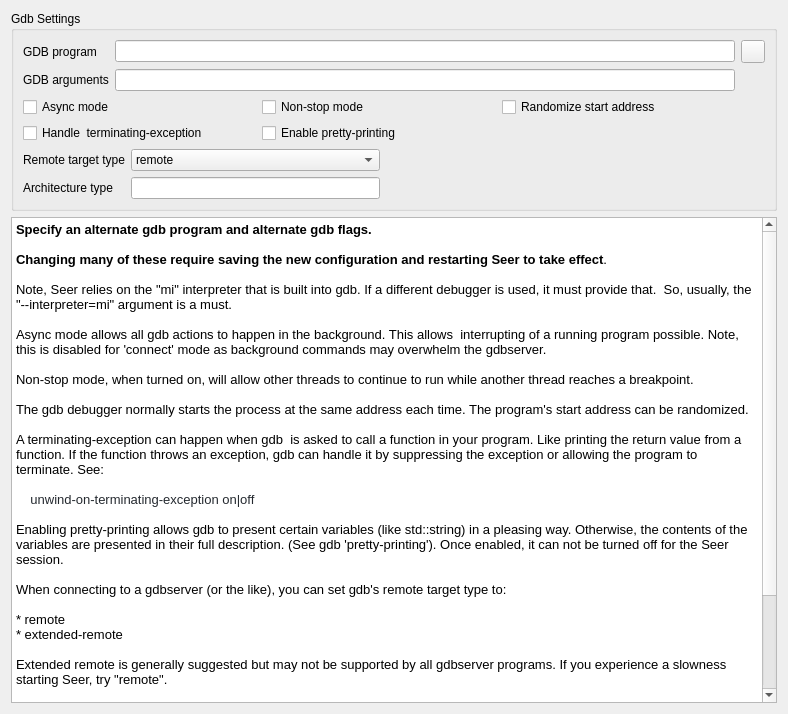
Old version of the form src/SeerGdbConfigPage.ui in the repository epasveer/seer.
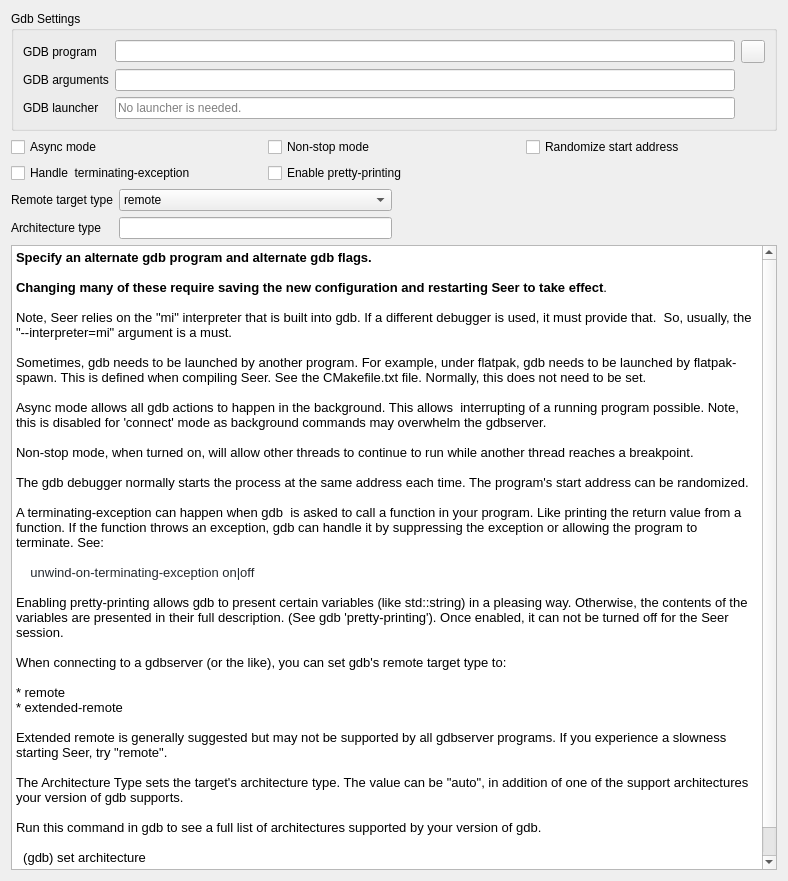
New version of the form. Icons and pictures are not drawn.

Commit message: Changes to allow gdb to be started by a launch program, like flatpak-spawn.

The edit to the form file:
```diff
--- a/src/SeerGdbConfigPage.ui
+++ b/src/SeerGdbConfigPage.ui
@@ -7,7 +7,7 @@
     <x>0</x>
     <y>0</y>
     <width>788</width>
-    <height>714</height>
+    <height>881</height>
    </rect>
   </property>
   <property name="windowTitle">
@@ -68,7 +68,36 @@
         </property>
        </widget>
       </item>
-      <item row="2" column="0" colspan="2">
+      <item row="2" column="0">
+       <widget class="QLabel" name="gdbLauncherLabel">
+        <property name="text">
+         <string>GDB launcher</string>
+        </property>
+       </widget>
+      </item>
+      <item row="2" column="1">
+       <widget class="QLineEdit" name="gdbLauncherLineEdit">
+        <property name="toolTip">
+         <string>The program, if needed, to launch the gdb binary.</string>
+        </property>
+        <property name="text">
+         <string/>
+        </property>
+        <property name="readOnly">
+         <bool>true</bool>
+        </property>
+        <property name="placeholderText">
+         <string>No launcher is needed.</string>
+        </property>
+        <property name="clearButtonEnabled">
+         <bool>true</bool>
+        </property>
+       </widget>
+      </item>
+     </layout>
+    </widget>
+   </item>
+   <item>
        <layout class="QGridLayout" name="gridLayout_2">
         <item row="0" column="0">
          <widget class="QCheckBox" name="gdbAsyncModeCheckBox">
@@ -122,7 +151,7 @@
         </item>
        </layout>
       </item>
-      <item row="3" column="0" colspan="3">
+   <item>
        <layout class="QGridLayout" name="gridLayout">
         <item row="0" column="0">
          <widget class="QLabel" name="gdbRemoteTargetTypeLabel">
@@ -193,9 +222,6 @@
         </item>
        </layout>
       </item>
-     </layout>
-    </widget>
-   </item>
    <item>
     <widget class="QTextBrowser" name="textBrowser">
      <property name="html">
@@ -212,6 +238,8 @@
 &lt;p style=&quot;-qt-paragraph-type:empty; margin-top:0px; margin-bottom:0px; margin-left:0px; margin-right:0px; -qt-block-indent:0; text-indent:0px;&quot;&gt;&lt;br /&gt;&lt;/p&gt;
 &lt;p style=&quot; margin-top:0px; margin-bottom:0px; margin-left:0px; margin-right:0px; -qt-block-indent:0; text-indent:0px;&quot;&gt;Note, Seer relies on the &amp;quot;mi&amp;quot; interpreter that is built into gdb. If a different debugger is used, it must provide that.  So, usually, the &amp;quot;--interpreter=mi&amp;quot; argument is a must.&lt;/p&gt;
 &lt;p style=&quot;-qt-paragraph-type:empty; margin-top:0px; margin-bottom:0px; margin-left:0px; margin-right:0px; -qt-block-indent:0; text-indent:0px;&quot;&gt;&lt;br /&gt;&lt;/p&gt;
+&lt;p style=&quot; margin-top:0px; margin-bottom:0px; margin-left:0px; margin-right:0px; -qt-block-indent:0; text-indent:0px;&quot;&gt;Sometimes, gdb needs to be launched by another program. For example, under flatpak, gdb needs to be launched by flatpak-spawn. This is defined when compiling Seer. See the CMakefile.txt file. Normally, this does not need to be set.&lt;/p&gt;
+&lt;p style=&quot;-qt-paragraph-type:empty; margin-top:0px; margin-bottom:0px; margin-left:0px; margin-right:0px; -qt-block-indent:0; text-indent:0px;&quot;&gt;&lt;br /&gt;&lt;/p&gt;
 &lt;p style=&quot; margin-top:0px; margin-bottom:0px; margin-left:0px; margin-right:0px; -qt-block-indent:0; text-indent:0px;&quot;&gt;Async mode allows all gdb actions to happen in the background. This allows  interrupting of a running program possible. Note, this is disabled for 'connect' mode as background commands may overwhelm the gdbserver.&lt;/p&gt;
 &lt;p style=&quot;-qt-paragraph-type:empty; margin-top:0px; margin-bottom:0px; margin-left:0px; margin-right:0px; -qt-block-indent:0; text-indent:0px;&quot;&gt;&lt;br /&gt;&lt;/p&gt;
 &lt;p style=&quot; margin-top:0px; margin-bottom:0px; margin-left:0px; margin-right:0px; -qt-block-indent:0; text-indent:0px;&quot;&gt;Non-stop mode, when turned on, will allow other threads to continue to run while another thread reaches a breakpoint.&lt;/p&gt;
```
Lines whose indentation alone changed are shown as unchanged. The commit also changes 11 other files.
